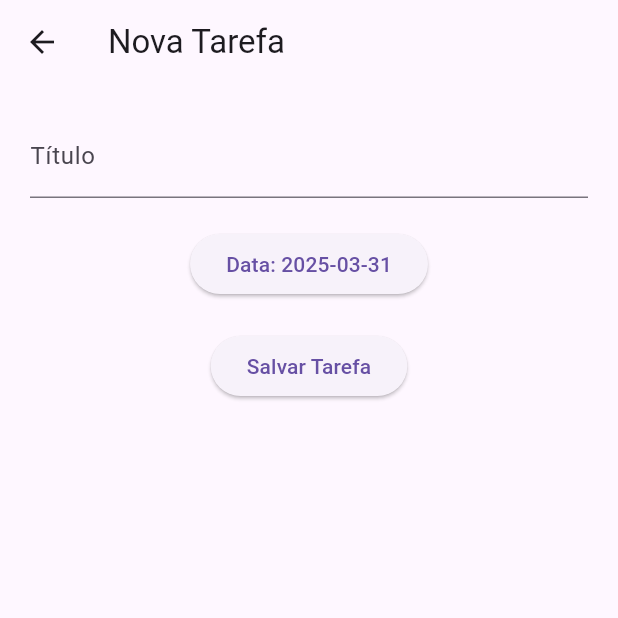
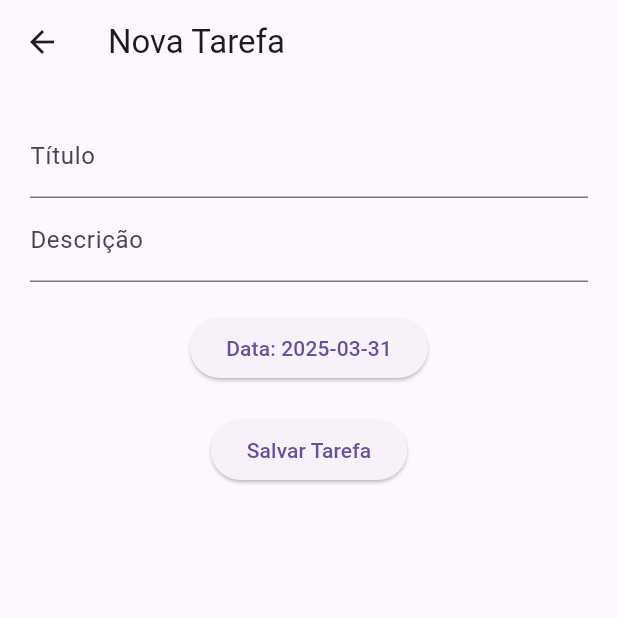
Before and after one commit to Marceloalvesll/flutter-tasks-weather-app, a Flutter app: the TaskFormScreen screen opened directly, on a phone screen of 412 x 824 dp, the top half of it. Run offline on Flutter 3.47's test engine with Material 3 defaults, Android fonts, the phone set to English and light mode, and no system bars; our stand-ins replace hive, hive_flutter; accounts and stored records are empty.

```diff
--- a/lib/screens/task_form_screen.dart
+++ b/lib/screens/task_form_screen.dart
@@ -3,7 +3,10 @@ import '../models/task.dart';
 import '../services/task_service.dart';
 
 class TaskFormScreen extends StatefulWidget {
-  const TaskFormScreen({super.key});
+  final Task? task;
+  final int? index;
+
+  const TaskFormScreen({super.key, this.task, this.index});
 
   @override
   State<TaskFormScreen> createState() => _TaskFormScreenState();
@@ -12,38 +15,74 @@ class TaskFormScreen extends StatefulWidget {
 class _TaskFormScreenState extends State<TaskFormScreen> {
   final TaskService taskService = TaskService();
   final titleController = TextEditingController();
+  final descriptionController = TextEditingController();
   DateTime selectedDate = DateTime.now();
 
+  @override
+  void initState() {
+    super.initState();
+    if (widget.task != null) {
+      titleController.text = widget.task!.title;
+      descriptionController.text = widget.task!.description;
+      selectedDate = widget.task!.date;
+    }
+  }
+
   void submit() {
-    final task = Task(title: titleController.text, date: selectedDate);
-    taskService.addTask(task);
+    final newTask = Task(
+      title: titleController.text,
+      description: descriptionController.text,
+      date: selectedDate,
+    );
+
+    if (widget.task == null) {
+      taskService.addTask(newTask);
+    } else {
+      taskService.updateTask(widget.index!, newTask);
+    }
+
     Navigator.pop(context);
   }
 
   @override
   Widget build(BuildContext context) {
+    final isEditing = widget.task != null;
+
     return Scaffold(
-      appBar: AppBar(title: const Text("Nova Tarefa")),
+      appBar: AppBar(title: Text(isEditing ? "Editar Tarefa" : "Nova Tarefa")),
       body: Padding(
         padding: const EdgeInsets.all(20),
         child: Column(
           children: [
-            TextField(controller: titleController, decoration: const InputDecoration(labelText: 'Título')),
+            TextField(
+              controller: titleController,
+              decoration: const InputDecoration(labelText: 'Título'),
+            ),
+            TextField(
+              controller: descriptionController,
+              decoration: const InputDecoration(labelText: 'Descrição'),
+            ),
             const SizedBox(height: 20),
             ElevatedButton(
               child: Text("Data: ${selectedDate.toLocal().toString().split(' ')[0]}"),
               onPressed: () async {
                 final picked = await showDatePicker(
                   context: context,
-                  initialDate: selectedDate,
+                  initialDate: selectedDate.isBefore(DateTime.now())
+                      ? DateTime.now()
+                      : selectedDate,
                   firstDate: DateTime.now(),
-                  lastDate: DateTime.now().add(const Duration(days: 365)),
+                  lastDate: DateTime.now().add(const Duration(days: 14)), // limite do plano gratuito
                 );
+
                 if (picked != null) setState(() => selectedDate = picked);
               },
             ),
             const SizedBox(height: 20),
-            ElevatedButton(onPressed: submit, child: const Text('Salvar Tarefa')),
+            ElevatedButton(
+              onPressed: submit,
+              child: Text(isEditing ? 'Salvar Alterações' : 'Salvar Tarefa'),
+            ),
           ],
         ),
       ),
--- a/lib/services/weather_service.dart
+++ b/lib/services/weather_service.dart
@@ -14,7 +14,8 @@ class WeatherService {
     if (response.statusCode == 200) {
       return jsonDecode(response.body);
     } else {
-      throw Exception("Erro ao carregar previsão do tempo");
+      final error = jsonDecode(response.body);
+      throw Exception("Erro da API: ${error['error']['message']}");
     }
   }
 }
```
Also changed, not shown: lib/screens/home_screen.dart (+63 -7 lines).
